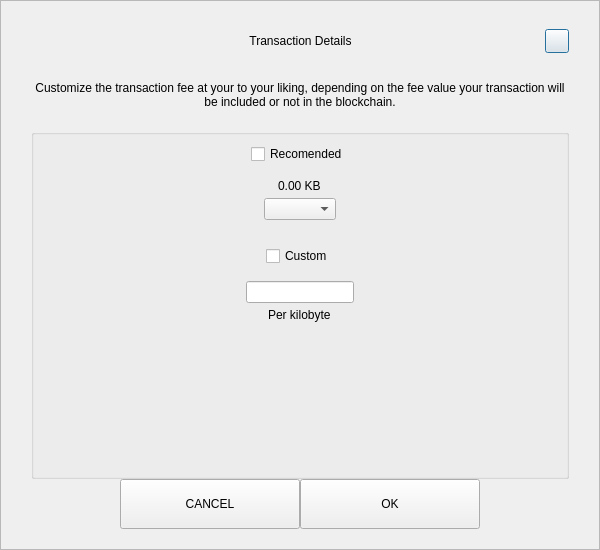
Above: src/qt/bltg/forms/sendcustomfeedialog.ui from minerric/BLTG before the change. Below: the same form after it.
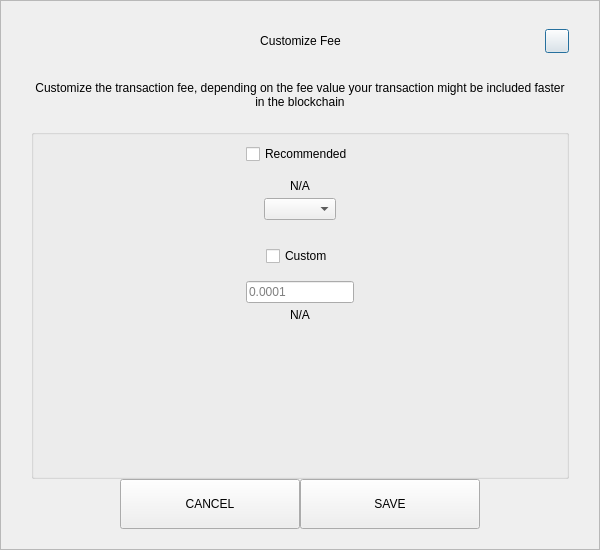
That is the form after the change.

What changed in the file:
```diff
--- a/src/qt/bltg/forms/sendcustomfeedialog.ui
+++ b/src/qt/bltg/forms/sendcustomfeedialog.ui
@@ -92,7 +92,7 @@
            <string notr="true">padding-left:24px;</string>
           </property>
           <property name="text">
-           <string>Transaction Details</string>
+           <string>Customize Fee</string>
           </property>
           <property name="alignment">
            <set>Qt::AlignCenter</set>
@@ -155,7 +155,7 @@
       <item>
        <widget class="QLabel" name="labelMessage">
         <property name="text">
-         <string>Customize the transaction fee at your to your liking, depending on the fee value your transaction will be included or not in the blockchain.</string>
+         <string>Customize the transaction fee, depending on the fee value your transaction might be included faster in the blockchain</string>
         </property>
         <property name="alignment">
          <set>Qt::AlignCenter</set>
@@ -201,7 +201,7 @@
            <item alignment="Qt::AlignHCenter">
             <widget class="QCheckBox" name="checkBoxRecommended">
              <property name="text">
-              <string>Recomended</string>
+              <string>Recommended</string>
              </property>
             </widget>
            </item>
@@ -224,7 +224,7 @@
            <item alignment="Qt::AlignHCenter">
             <widget class="QLabel" name="labelFee">
              <property name="text">
-              <string>0.00 KB</string>
+              <string notr="true">N/A</string>
              </property>
             </widget>
            </item>
@@ -278,12 +278,16 @@
             </spacer>
            </item>
            <item alignment="Qt::AlignHCenter">
-            <widget class="QLineEdit" name="lineEditCustomFee"/>
+            <widget class="QLineEdit" name="lineEditCustomFee">
+             <property name="placeholderText">
+              <string notr="true">0.0001</string>
+             </property>
+            </widget>
            </item>
            <item alignment="Qt::AlignHCenter">
             <widget class="QLabel" name="labelCustomFee">
              <property name="text">
-              <string>Per kilobyte</string>
+              <string notr="true">N/A</string>
              </property>
             </widget>
            </item>
@@ -348,7 +352,7 @@
            <enum>Qt::NoFocus</enum>
           </property>
           <property name="text">
-           <string>OK</string>
+           <string>SAVE</string>
           </property>
          </widget>
         </item>
```
Left out of the diff: 2 changed lines with no effect on the pictures.
